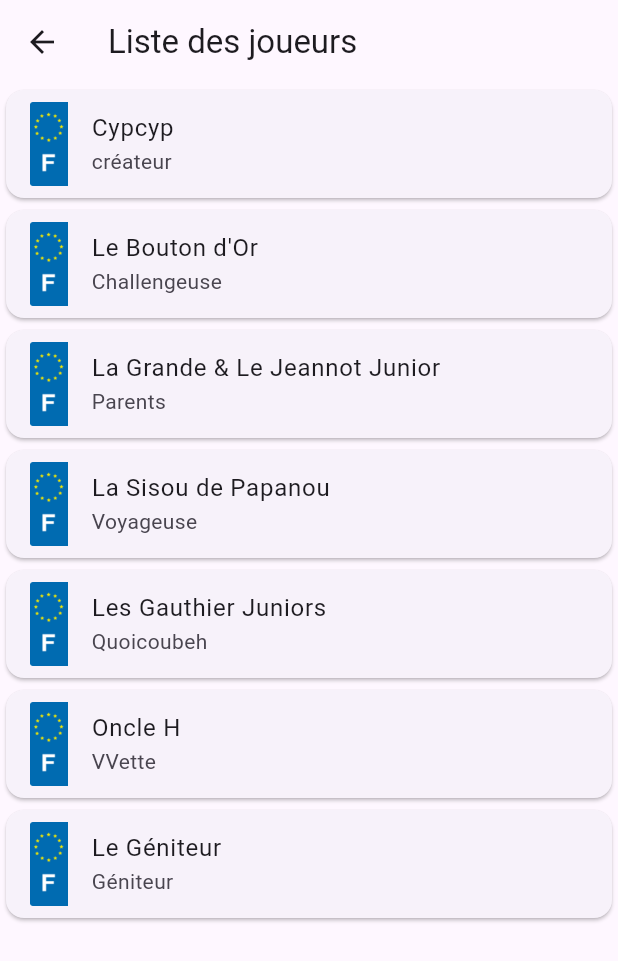
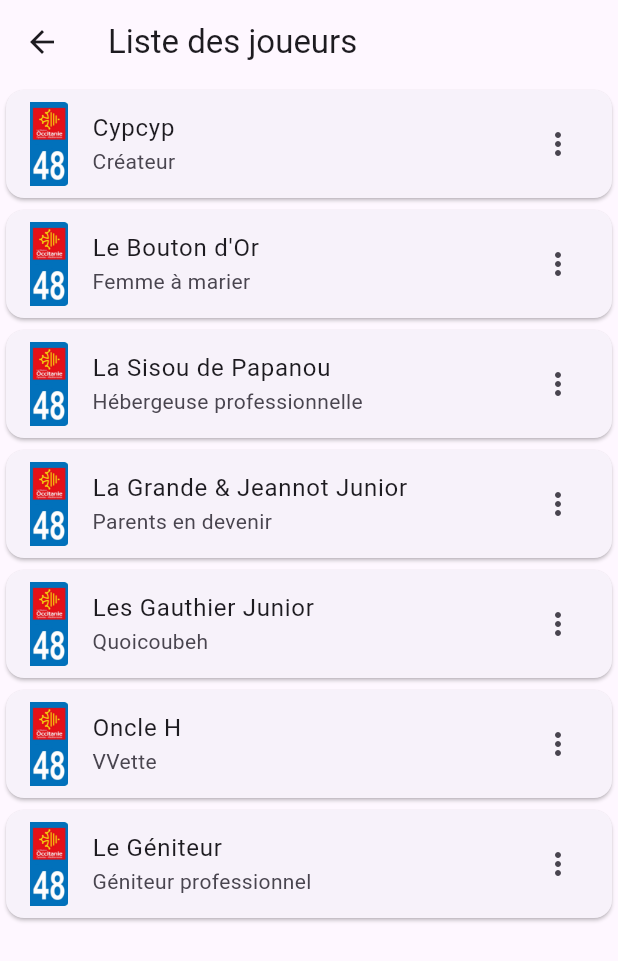
Before and after one commit to Frysperz/immatriculationflutter, a Flutter app: the Players screen opened directly, on a phone screen of 412 x 824 dp. Shown: the top 961 px of the screen. Run offline on Flutter 3.47's test engine with Material 3 defaults, Android fonts, the phone set to English and light mode, and no system bars.

Commit message:
Update players.dart

```diff
--- a/lib/pages/players.dart
+++ b/lib/pages/players.dart
@@ -8,6 +8,46 @@ class Players extends StatefulWidget {
 }
 
 class _PlayersState extends State<Players> {
+
+  final players = [
+    {
+      "pseudo": "Cypcyp",
+      "attribute": "Créateur",
+      "avatar": "logo48.png"
+    },
+    {
+      "pseudo": "Le Bouton d'Or",
+      "attribute": "Femme à marier",
+      "avatar": "logo48.png"
+    },
+    {
+      "pseudo": "La Sisou de Papanou",
+      "attribute": "Hébergeuse professionnelle",
+      "avatar": "logo48.png"
+    },
+    {
+      "pseudo": "La Grande & Jeannot Junior",
+      "attribute": "Parents en devenir",
+      "avatar": "logo48.png"
+    },
+    {
+      "pseudo": "Les Gauthier Junior",
+      "attribute": "Quoicoubeh",
+      "avatar": "logo48.png"
+    },
+    {
+      "pseudo": "Oncle H",
+      "attribute": "VVette",
+      "avatar": "logo48.png"
+    },
+    {
+      "pseudo": "Le Géniteur",
+      "attribute": "Géniteur professionnel",
+      "avatar": "logo48.png"
+    }
+  ];
+
+
   @override
   Widget build(BuildContext context) {
     return Scaffold(
@@ -15,58 +55,23 @@ class _PlayersState extends State<Players> {
         title: Text('Liste des joueurs') ,
       ),
       body: Center(
-        child: ListView(
-          children: [
-            Card(
+        child: ListView.builder(
+          itemCount: players.length,
+          itemBuilder: (context, index) {
+            final player = players[index];
+            final pseudo = player['pseudo'];
+            final attribute = player['attribute'];
+            final avatar = player['avatar'];
+
+            return Card(
               child: ListTile(
-                leading: Image.asset("assets/images/logof.png"),
-                title: Text("Cypcyp"),
-                subtitle: Text("créateur"),
+                leading: Image.asset("assets/images/$avatar"),
+                title: Text("$pseudo"),
+                subtitle: Text("$attribute"),
+                trailing: Icon(Icons.more_vert),
               ),
-            ),
-            Card(
-              child: ListTile(
-                leading: Image.asset("assets/images/logof.png"),
-                title: Text("Le Bouton d'Or"),
-                subtitle: Text("Challengeuse"),
-              ),
-            ),
-            Card(
-              child: ListTile(
-                leading: Image.asset("assets/images/logof.png"),
-                title: Text("La Grande & Le Jeannot Junior"),
-                subtitle: Text("Parents"),
-              ),
-            ),
-            Card(
-              child: ListTile(
-                leading: Image.asset("assets/images/logof.png"),
-                title: Text("La Sisou de Papanou"),
-                subtitle: Text("Voyageuse"),
-              ),
-            ),
-            Card(
-              child: ListTile(
-                leading: Image.asset("assets/images/logof.png"),
-                title: Text("Les Gauthier Juniors"),
-                subtitle: Text("Quoicoubeh"),
-              ),
-            ),
-            Card(
-              child: ListTile(
-                leading: Image.asset("assets/images/logof.png"),
-                title: Text("Oncle H"),
-                subtitle: Text("VVette"),
-              ),
-            ),
-            Card(
-              child: ListTile(
-                leading: Image.asset("assets/images/logof.png"),
-                title: Text("Le Géniteur"),
-                subtitle: Text("Géniteur"),
-              ),
-            ),
-          ],
+            );
+          },
         ),
       ),
     );
```
